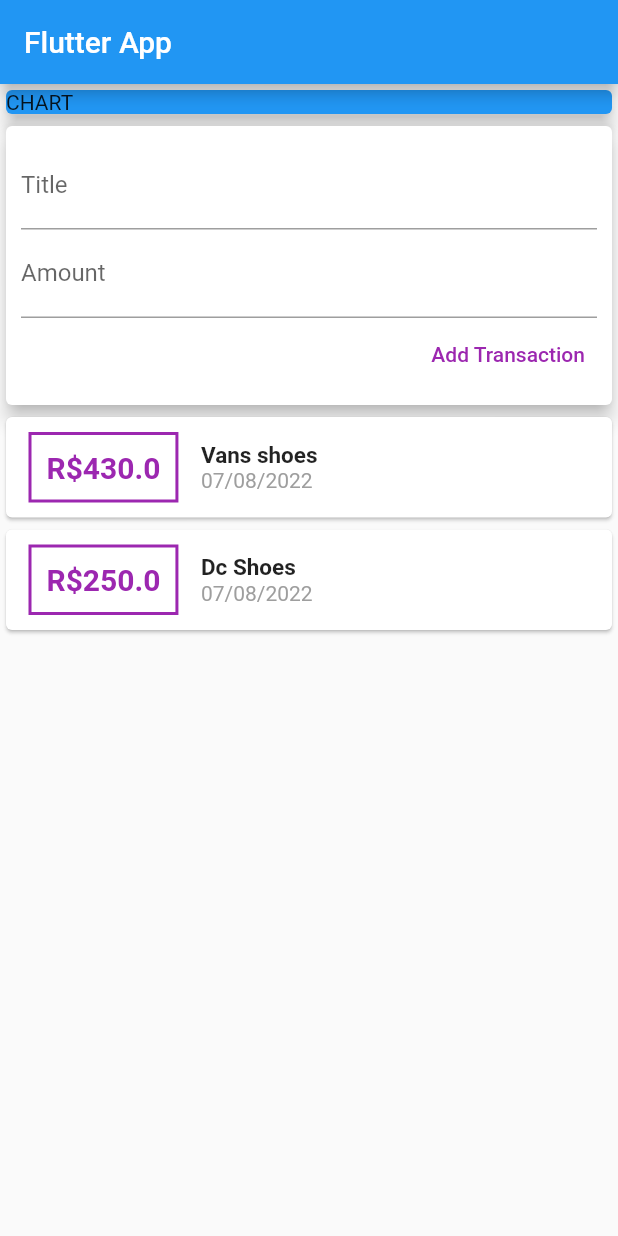
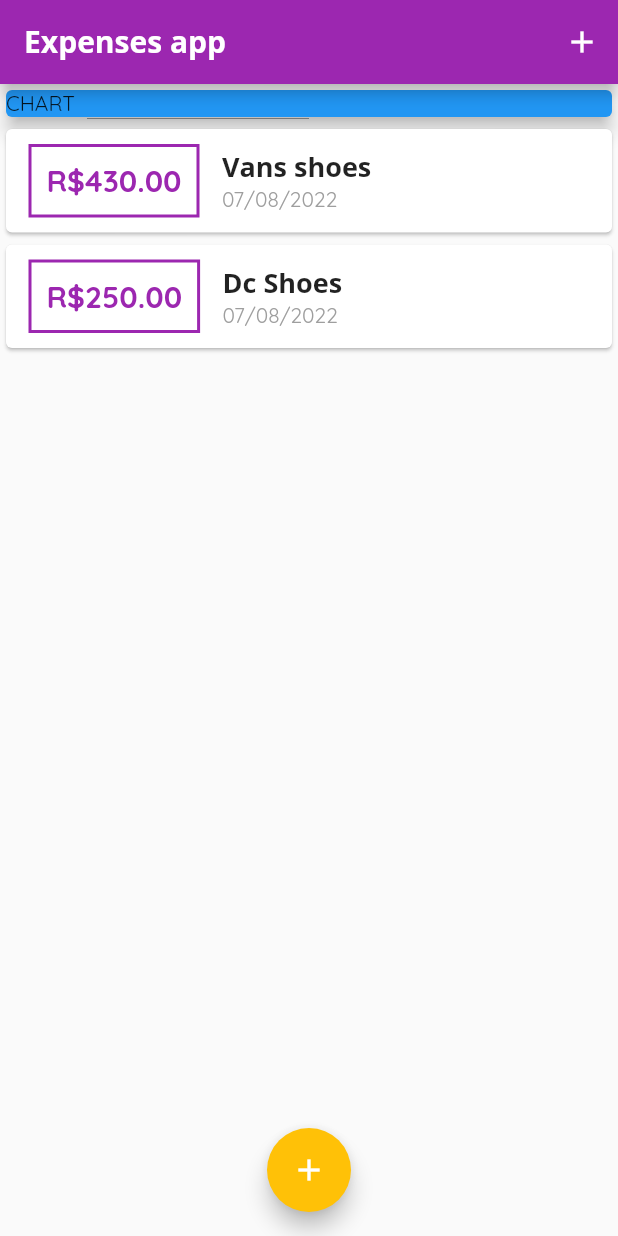
Before and after one commit to WladimirOSZ/expenses_app, a Flutter app: the screen it shows after launch, on a phone screen of 412 x 824 dp. Run offline on Flutter 3.47's test engine with Material 2 defaults, Android fonts, the phone set to English and light mode, and no system bars.

```diff
--- a/lib/main.dart
+++ b/lib/main.dart
@@ -1,6 +1,9 @@
+import 'package:expenses_app/widgets/new_transaction.dart';
 import 'package:flutter/material.dart';
 
-import './widgets/user_transaction.dart';
+import './widgets/transaction_list.dart';
+import './widgets/new_transaction.dart';
+import './models/transaction.dart';
 
 void main() => runApp(MyApp());
 
@@ -8,22 +11,86 @@ class MyApp extends StatelessWidget {
   @override
   Widget build(BuildContext context) {
     return MaterialApp(
-      title: 'Flutter App',
+      title: 'Personal Expenes',
+      theme: ThemeData(
+        fontFamily: 'QuickSand',
+        textTheme: const TextTheme(
+            titleMedium: TextStyle(
+          fontFamily: 'OpenSans',
+          fontSize: 18,
+          fontWeight: FontWeight.bold,
+        )),
+        appBarTheme: const AppBarTheme(
+          titleTextStyle: TextStyle(
+            fontFamily: 'OpenSans',
+            fontSize: 20,
+            fontWeight: FontWeight.bold,
+          ),
+        ),
+        colorScheme: ColorScheme.fromSwatch(primarySwatch: Colors.purple)
+            .copyWith(secondary: Colors.amber),
+      ),
       home: MyHomePage(),
     );
   }
 }
 
-class MyHomePage extends StatelessWidget {
+class MyHomePage extends StatefulWidget {
+  @override
+  State<MyHomePage> createState() => _MyHomePageState();
+}
+
+class _MyHomePageState extends State<MyHomePage> {
   // verifica se o late é realmente necessário depois
-  final titleController = TextEditingController();
-  final amountController = TextEditingController();
+
+  final List<Transaction> _userTransaction = [
+    Transaction(
+      id: 't1',
+      title: 'Vans shoes',
+      amount: 430.00,
+      date: DateTime.now(),
+    ),
+    Transaction(
+      id: 't2',
+      title: 'Dc Shoes',
+      amount: 250,
+      date: DateTime.now(),
+    )
+  ];
+
+  void _addNewTransaction(String title, double amount) {
+    final newTx = Transaction(
+      id: DateTime.now().toString(),
+      title: title,
+      amount: amount,
+      date: DateTime.now(),
+    );
+
+    setState(() {
+      _userTransaction.add(newTx);
+    });
+  }
+
+  void _startAtNewTransaction(BuildContext ctx) {
+    showModalBottomSheet(
+      context: ctx,
+      builder: (_) {
+        return NewTransaction(_addNewTransaction);
+      },
+    );
+  }
 
   @override
   Widget build(BuildContext context) {
     return Scaffold(
       appBar: AppBar(
-          title: Text('Flutter App'),
+        title: Text('Expenses app'),
+        actions: [
+          IconButton(
+            onPressed: () => _startAtNewTransaction(context),
+            icon: Icon(Icons.add),
+          )
+        ],
       ),
       body: Column(
         mainAxisAlignment: MainAxisAlignment.start,
@@ -37,8 +104,14 @@ class MyHomePage extends StatelessWidget {
               color: Colors.blue,
             ),
           ),
-            UserTransactions(),
+          TransactionList(_userTransaction)
         ],
-        ));
+      ),
+      floatingActionButtonLocation: FloatingActionButtonLocation.centerFloat,
+      floatingActionButton: FloatingActionButton(
+        onPressed: () => _startAtNewTransaction(context),
+        child: Icon(Icons.add),
+      ),
+    );
   }
 }
--- a/lib/widgets/new_transaction.dart
+++ b/lib/widgets/new_transaction.dart
@@ -1,11 +1,18 @@
 import 'package:flutter/material.dart';
 
-class NewTransaction extends StatelessWidget {
+class NewTransaction extends StatefulWidget {
   final Function addTx;
-  final titleController = TextEditingController();
-  final amountController = TextEditingController();
 
   NewTransaction(this.addTx);
+
+  @override
+  State<NewTransaction> createState() => _NewTransactionState();
+}
+
+class _NewTransactionState extends State<NewTransaction> {
+  final titleController = TextEditingController();
+
+  final amountController = TextEditingController();
 
   void submitData() {
     final enteredTitle = titleController.text;
@@ -15,10 +22,12 @@ class NewTransaction extends StatelessWidget {
       return;
     }
 
-    addTx(
+    widget.addTx(
       enteredTitle,
       enteredAmount,
     );
+
+    Navigator.of(context).pop();
   }
 
   @override
--- a/lib/widgets/transaction_list.dart
+++ b/lib/widgets/transaction_list.dart
@@ -13,7 +13,7 @@ class TransactionList extends StatelessWidget {
   @override
   Widget build(BuildContext context) {
     return Container(
-      height: 300,
+      height: MediaQuery.of(context).size.height - 200,
       child: ListView.builder(
         itemCount: transactions.length,
         itemBuilder: (context, index) {
@@ -27,17 +27,18 @@ class TransactionList extends StatelessWidget {
                   ),
                   decoration: BoxDecoration(
                       border: Border.all(
-                    color: Colors.purple,
+                    color: Theme.of(context).colorScheme.primary,
                     width: 2,
                   )),
                   padding: EdgeInsets.all(10),
                   child: Text(
                     // tx.amount.toString(),
-                    'R\$${transactions[index].amount}',
+                    'R\$${transactions[index].amount.toStringAsFixed(2)}',
                     style: TextStyle(
-                        fontWeight: FontWeight.bold,
-                        fontSize: 20,
-                        color: Colors.purple),
+                      fontWeight: FontWeight.bold,
+                      fontSize: 20,
+                      color: Theme.of(context).colorScheme.primary,
+                    ),
                   ),
                 ),
                 Column(
@@ -45,8 +46,7 @@ class TransactionList extends StatelessWidget {
                   children: [
                     Text(
                       transactions[index].title,
-                      style:
-                          TextStyle(fontSize: 15, fontWeight: FontWeight.bold),
+                      style: Theme.of(context).textTheme.titleMedium,
                     ),
                     Text(
                       DateFormat('dd/MM/y').format(transactions[index].date),
--- a/lib/widgets/user_transaction.dart
+++ /dev/null
@@ -1,52 +0,0 @@
-import 'package:flutter/cupertino.dart';
-import 'package:flutter/material.dart';
-import './new_transaction.dart';
-import './transaction_list.dart';
-import '../models/transaction.dart';
-
-class UserTransactions extends StatefulWidget {
-  const UserTransactions({Key? key}) : super(key: key);
-
-  @override
-  State<UserTransactions> createState() => _UserTransactionsState();
-}
-
-class _UserTransactionsState extends State<UserTransactions> {
-  final List<Transaction> _userTransaction = [
-    Transaction(
-      id: 't1',
-      title: 'Vans shoes',
-      amount: 430.00,
-      date: DateTime.now(),
-    ),
-    Transaction(
-      id: 't2',
-      title: 'Dc Shoes',
-      amount: 250,
-      date: DateTime.now(),
-    )
-  ];
-
-  void _addNewTransaction(String title, double amount) {
-    final newTx = Transaction(
-      id: DateTime.now().toString(),
-      title: title,
-      amount: amount,
-      date: DateTime.now(),
-    );
-
-    setState(() {
-      _userTransaction.add(newTx);
-    });
-  }
-
-  @override
-  Widget build(BuildContext context) {
-    return Column(
-      children: [
-        NewTransaction(_addNewTransaction),
-        TransactionList(_userTransaction),
-      ],
-    );
-  }
-}
```
Also changed, not shown: pubspec.yaml (+17 -11 lines), assets/fonts/OpenSans-Bold.ttf (added), assets/fonts/OpenSans-Regular.ttf (added), assets/fonts/Quicksand-Bold.ttf (added), assets/fonts/Quicksand-Light.ttf (added), assets/fonts/Quicksand-Medium.ttf (added), assets/fonts/Quicksand-Regular.ttf (added). Lines whose indentation alone changed are shown as unchanged.
